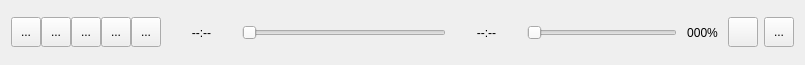
Above: src/gui/widgets/playercontrols.ui from ripose-jp/Memento before the change. Below: the same form after it.
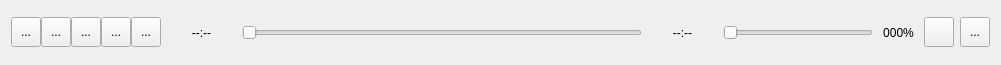
That is the form after the change. Icons and pictures are not drawn. Custom widgets are drawn as their Qt base class.

Diff of the .ui file:
```diff
--- a/src/gui/widgets/playercontrols.ui
+++ b/src/gui/widgets/playercontrols.ui
@@ -6,7 +6,7 @@
    <rect>
     <x>0</x>
     <y>0</y>
-    <width>805</width>
+    <width>993</width>
     <height>65</height>
    </rect>
   </property>
@@ -169,6 +169,12 @@
        <verstretch>0</verstretch>
       </sizepolicy>
      </property>
+     <property name="minimumSize">
+      <size>
+       <width>400</width>
+       <height>0</height>
+      </size>
+     </property>
      <property name="focusPolicy">
       <enum>Qt::NoFocus</enum>
      </property>
```
